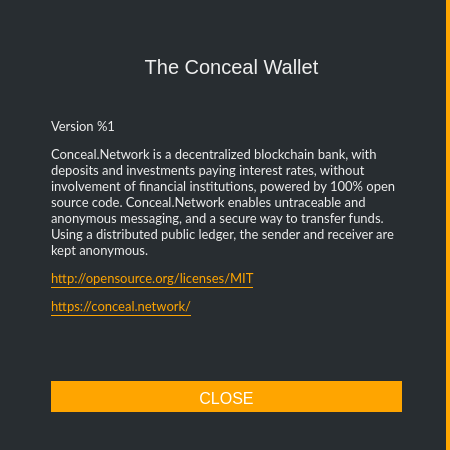
Old version of the form src/gui/ui/aboutdialog.ui in the repository ConcealNetwork/conceal-desktop.
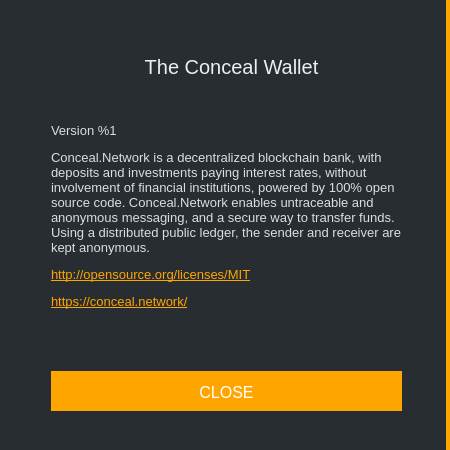
New version of the form.

What changed in the file:
```diff
--- a/src/gui/ui/aboutdialog.ui
+++ b/src/gui/ui/aboutdialog.ui
@@ -60,13 +60,13 @@
       </property>
       <property name="font">
        <font>
-        <family>Lato</family>
-        <pointsize>10</pointsize>
+        <pointsize>-1</pointsize>
        </font>
       </property>
       <property name="styleSheet">
-       <string notr="true">color: #eee;
-border-right: 0px;</string>
+       <string notr="true">color: #ddd;
+border-right: 0px;
+font-size: 13px;</string>
       </property>
       <property name="text">
        <string>&lt;html&gt;&lt;head/&gt;&lt;body&gt;&lt;p&gt;Version %1&lt;/p&gt;&lt;p&gt;Conceal.Network is a decentralized blockchain bank, with deposits and investments paying interest rates, without involvement of financial institutions, powered by 100% open source code. Conceal.Network enables untraceable and anonymous messaging, and a secure way to transfer funds. Using a distributed public ledger, the sender and receiver are kept anonymous.&lt;/p&gt;&lt;p&gt;&lt;a href=&quot;http://opensource.org/licenses/MIT&quot;&gt;&lt;span style=&quot; text-decoration: underline; color:#ffa500;&quot;&gt;http://opensource.org/licenses/MIT&lt;/span&gt;&lt;/a&gt;&lt;/p&gt;&lt;p&gt;&lt;a href=&quot;https://conceal.network/&quot;&gt;&lt;span style=&quot; text-decoration: underline; color:#ffa500;&quot;&gt;https://conceal.network/&lt;/span&gt;&lt;/a&gt;&lt;/p&gt;&lt;/body&gt;&lt;/html&gt;</string>
@@ -85,9 +85,9 @@
       <property name="geometry">
        <rect>
         <x>40</x>
-        <y>370</y>
+        <y>360</y>
         <width>351</width>
-        <height>31</height>
+        <height>40</height>
        </rect>
       </property>
       <property name="minimumSize">
```
